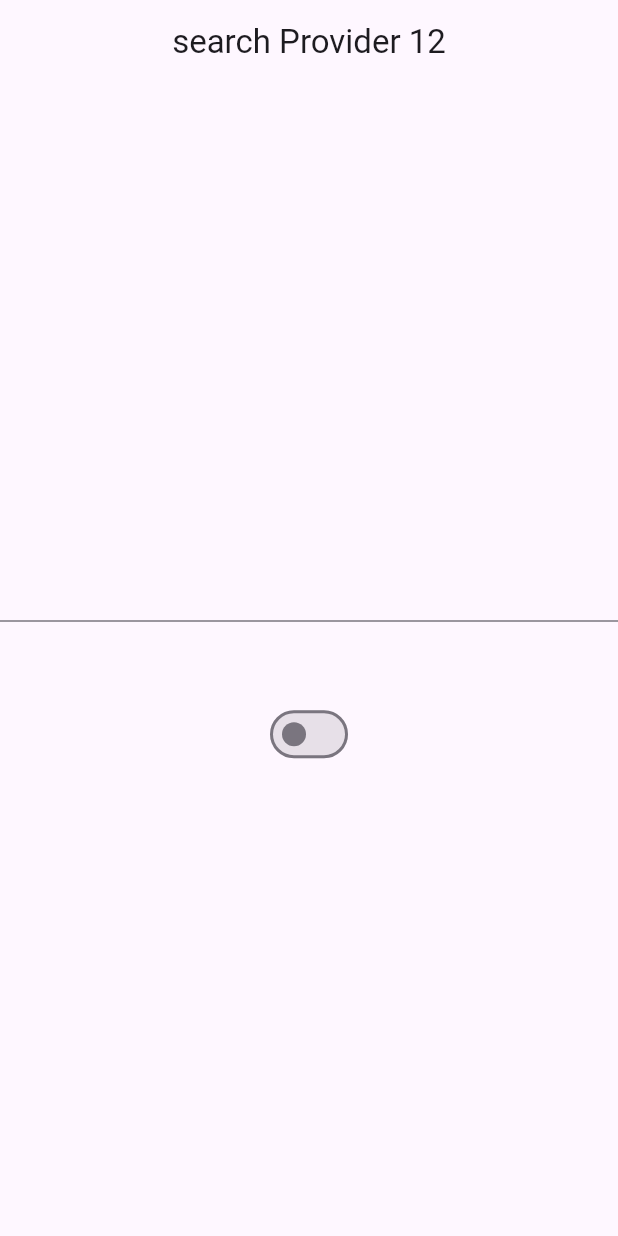
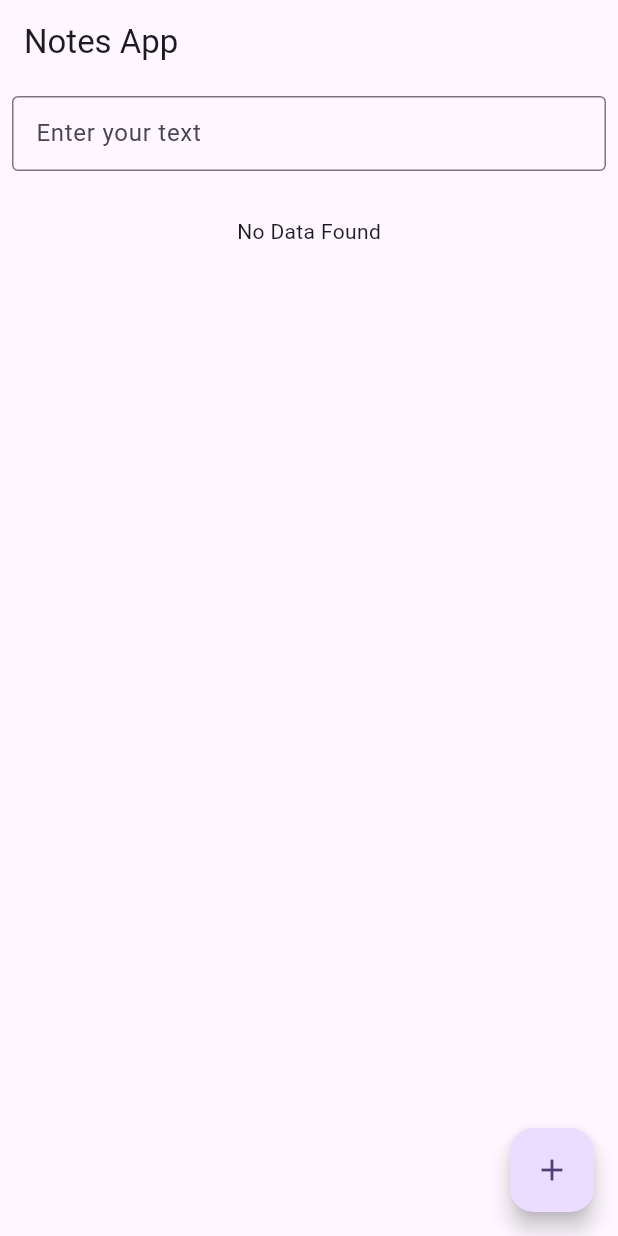
Before and after one commit to mudakkirafridi/flutter_riverpod, a Flutter app: the screen it shows after launch, on a phone screen of 412 x 824 dp. Run offline on Flutter 3.47's test engine with Material 3 defaults, Android fonts, the light colour scheme and no system bars; our stand-ins replace flutter_riverpod.

Commit message:
notes app with riverpod

```diff
--- a/lib/main.dart
+++ b/lib/main.dart
@@ -1,6 +1,6 @@
 import 'package:flutter/material.dart';
 import 'package:flutter_riverpod/flutter_riverpod.dart';
-import 'package:riverpod_course/pages/home_3.dart';
+import 'package:riverpod_course/pages/notes_add.dart';
 
 void main() {
   runApp(const MyApp());
@@ -21,7 +21,7 @@ class MyApp extends StatelessWidget {
           colorScheme: ColorScheme.fromSeed(seedColor: Colors.deepPurple),
           useMaterial3: true,
         ),
-        home: const Home3() ,
+        home: const NotesAddScreen() ,
       ),
     );
   }
--- /dev/null
+++ b/lib/model/item.dart
@@ -0,0 +1,6 @@
+class Item {
+  String id ;
+  String name;
+
+  Item({required this.id , required this.name});
+}
--- /dev/null
+++ b/lib/pages/notes_add.dart
@@ -0,0 +1,131 @@
+import 'package:flutter/material.dart';
+import 'package:flutter_riverpod/flutter_riverpod.dart';
+import 'package:riverpod_course/riverpod/item_provider.dart';
+
+class NotesAddScreen extends ConsumerWidget {
+  const NotesAddScreen({super.key});
+
+  @override
+  Widget build(BuildContext context, WidgetRef ref) {
+    final item = ref.watch(itemProvider);
+    TextEditingController noteController = TextEditingController();
+
+    // Show Update Dialog function
+    void _showUpdateDialog(BuildContext context, String id) {
+      TextEditingController controller = TextEditingController();
+      showDialog(
+        context: context,
+        builder: (BuildContext context) {
+          return AlertDialog(
+            title: Text('Update Value'),
+            content: TextFormField(
+              controller: controller,
+              decoration: InputDecoration(
+                labelText: 'Enter new value',
+                border: OutlineInputBorder(),
+              ),
+            ),
+            actions: <Widget>[
+              TextButton(
+                onPressed: () {
+                  // Close the dialog without saving
+                  Navigator.of(context).pop();
+                },
+                child: Text('Cancel'),
+              ),
+              TextButton(
+                onPressed: () {
+                  // Handle the value here and update the note
+                  ref.read(itemProvider.notifier).updateNotes(id, controller.text);
+                  Navigator.of(context).pop();
+                },
+                child: Text('Update'),
+              ),
+            ],
+          );
+        },
+      );
+    }
+
+    return Scaffold(
+      appBar: AppBar(
+        title: const Text('Notes App '),
+      ),
+      body: Padding(
+        padding: const EdgeInsets.all(8.0),
+        child: Column(
+          mainAxisAlignment: MainAxisAlignment.start,
+          children: [
+            // TextFormField for adding new notes
+            SizedBox(
+                height: 50,
+                child: TextFormField(
+                  controller: noteController,
+                  decoration: InputDecoration(
+                    labelText: 'Enter your text',
+                    border: OutlineInputBorder(),
+                  ),
+                  validator: (value) {
+                    if (value == null || value.isEmpty) {
+                      return 'Please enter some text';
+                    }
+                    return null;
+                  },
+                )),
+
+            const SizedBox(height: 30),
+
+            // Showing Data List
+            item.isEmpty
+                ? Center(child: Text('No Data Found'))
+                : Expanded(
+                    child: ListView.builder(
+                        itemCount: item.length,
+                        itemBuilder: (context, index) {
+                          final itemDetail = item[index];
+                          return ListTile(
+                            title: Text(itemDetail.name),
+                            subtitle: Text(itemDetail.id),
+                            trailing: Row(
+                              mainAxisSize: MainAxisSize.min,
+                              children: [
+                                // Delete button
+                                IconButton(
+                                  onPressed: () {
+                                    ref
+                                        .read(itemProvider.notifier)
+                                        .deleteNotes(itemDetail.id);
+                                  },
+                                  icon: Icon(Icons.delete),
+                                ),
+
+                                // Edit button for updating the note
+                                IconButton(
+                                  onPressed: () {
+                                    // Show the update dialog
+                                    _showUpdateDialog(context, itemDetail.id);
+                                  },
+                                  icon: Icon(Icons.edit),
+                                ),
+                              ],
+                            ),
+                          );
+                        }),
+                  ),
+          ],
+        ),
+      ),
+      floatingActionButton: FloatingActionButton(
+        onPressed: () {
+          if (noteController.text.isEmpty) {
+            ScaffoldMessenger.of(context).showSnackBar(
+                SnackBar(content: Text('Please Enter Some Text')));
+          } else {
+            ref.read(itemProvider.notifier).addItem(noteController.text);
+          }
+        },
+        child: const Icon(Icons.add),
+      ),
+    );
+  }
+}
```
Also changed, not shown: lib/riverpod/item_provider.dart (added, +34 -0 lines).
